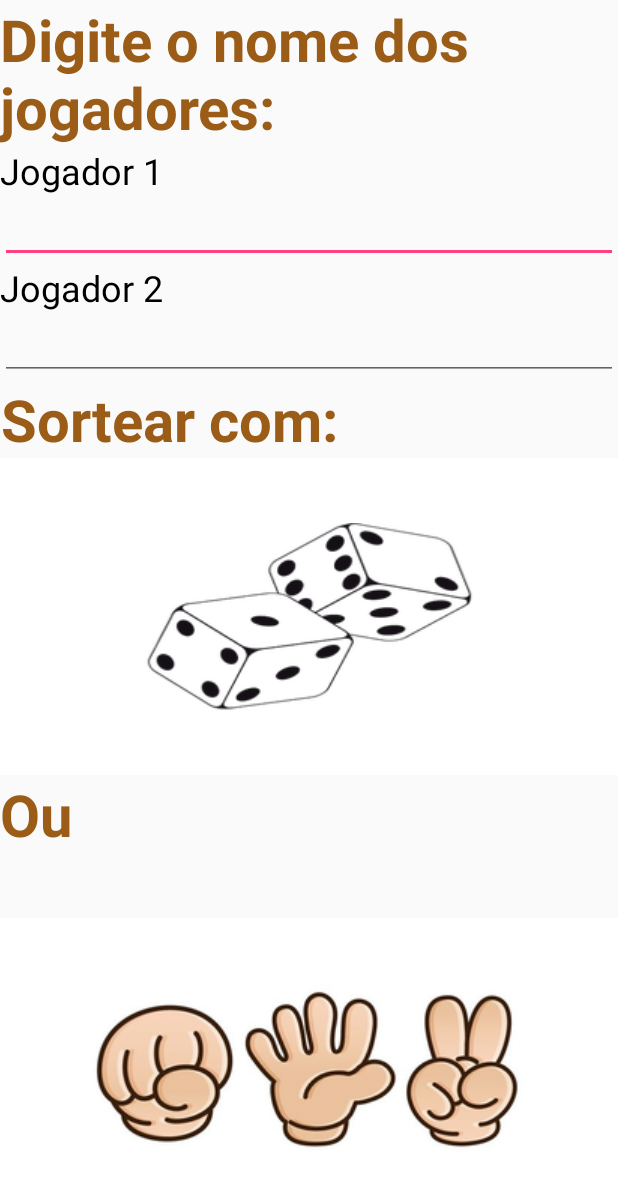
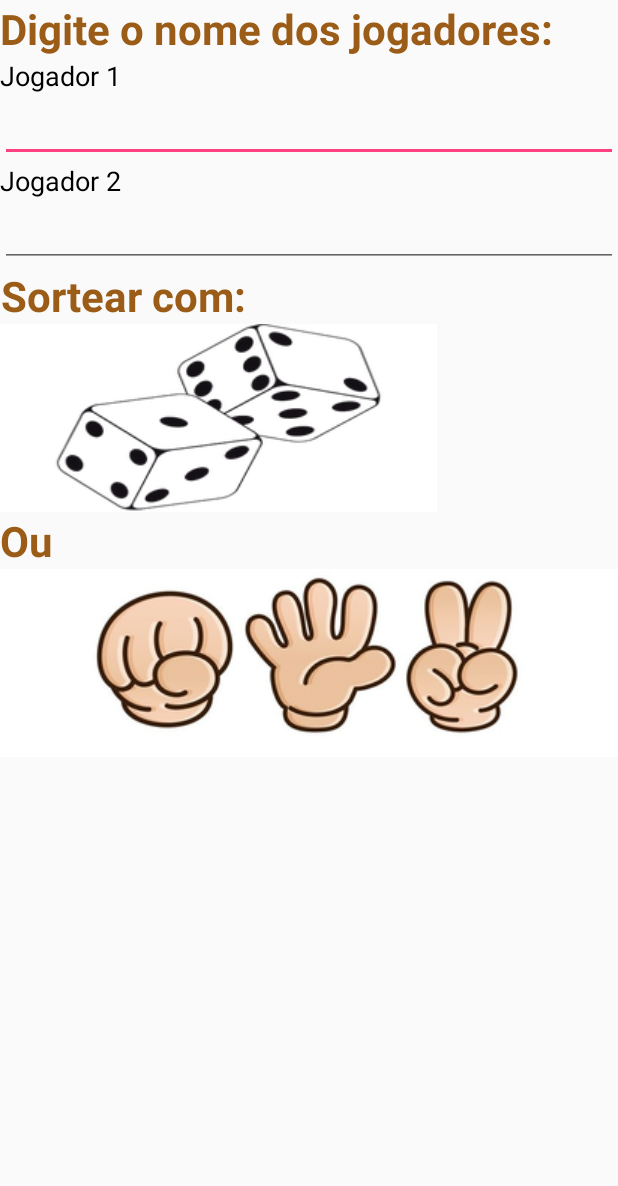
Before and after one commit to kviesi/sdm2, an Android app: the SortActivity screen opened directly, with no data from a screen before it, on a phone screen of 412 x 824 dp. Shown: the top 1186 px of the screen. Run offline under Robolectric (Android 15) with nearby library versions, the phone set to English and light mode, and no system bars.

Commit message:
Ajustes Tela

```diff
--- a/app/src/main/res/layout/activity_sort.xml
+++ b/app/src/main/res/layout/activity_sort.xml
@@ -1,4 +1,8 @@
 <?xml version="1.0" encoding="utf-8"?>
+<ScrollView xmlns:android="http://schemas.android.com/apk/res/android"
+    android:layout_width="fill_parent"
+    android:layout_height="fill_parent">
+
     <LinearLayout xmlns:android="http://schemas.android.com/apk/res/android"
         android:layout_width="fill_parent"
         android:layout_height="fill_parent"
@@ -9,7 +13,7 @@
             android:layout_height="wrap_content"
             android:text="Digite o nome dos jogadores: "
             android:textColor="#9a5c16"
-        android:textSize="58px"
+            android:textSize="28dp"
             android:textStyle="bold" />
 
         <TextView
@@ -18,7 +22,7 @@
             android:layout_height="wrap_content"
             android:text="Jogador 1"
             android:textColor="#000000"
-        android:textSize="36px" />
+            android:textSize="18dp" />
 
         <EditText
             android:id="@+id/player1edit"
@@ -31,7 +35,7 @@
             android:layout_height="wrap_content"
             android:text="Jogador 2"
             android:textColor="#000000"
-        android:textSize="36px" />
+            android:textSize="18dp" />
 
         <EditText
             android:id="@+id/player2edit"
@@ -44,7 +48,7 @@
             android:gravity="center"
             android:text="@string/sortWith"
             android:textColor="#9a5c16"
-        android:textSize="58px"
+            android:textSize="28dp"
             android:textStyle="bold" />
 
         <LinearLayout
@@ -55,7 +59,7 @@
 
             <ImageButton
                 android:id="@+id/dice"
-            android:layout_width="match_parent"
+                android:layout_width="wrap_content"
                 android:layout_height="wrap_content"
                 android:layout_alignEnd="@+id/textView"
                 android:layout_alignTop="@+id/jokenpo"
@@ -72,7 +76,7 @@
                 android:text="@string/or"
                 android:textAppearance="?android:attr/textAppearanceLarge"
                 android:textColor="#9a5c16"
-            android:textSize="58px"
+                android:textSize="28dp"
                 android:textStyle="bold" />
 
             <ImageButton
@@ -93,3 +97,4 @@
         </LinearLayout>
 
     </LinearLayout>
+</ScrollView>
--- a/app/src/main/res/values/strings.xml
+++ b/app/src/main/res/values/strings.xml
@@ -1,5 +1,5 @@
 <resources>
-    <string name="app_name">JogosTabuleiro</string>
+    <string name="app_name">Jogos Tabuleiro</string>
     <string name="playerOne">Jogador 1</string>
     <string name="playerTwo">Jogador 2</string>
     <string name="playerOneWin">Jogador 1 venceu!</string>
```
Also changed, not shown: app/src/main/res/layout/activity_base_sort.xml (+18 -14 lines). Lines whose indentation alone changed are shown as unchanged.
